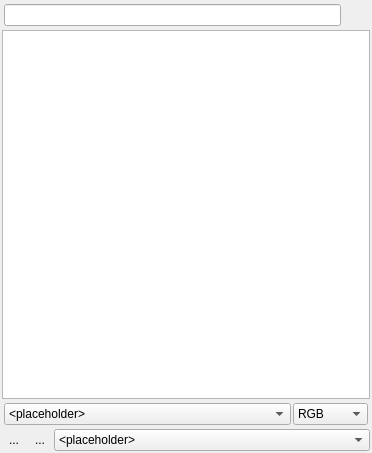
Before: the Qt Designer form qps/ui/cursorlocationinfodock.ui in EnMAP-Box/qgispluginsupport, drawn with Qt 5.
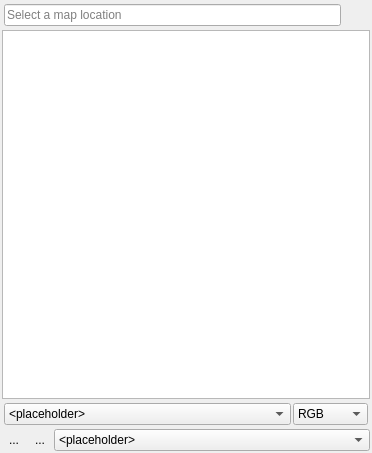
After: the same form once the commit is applied. Icons and pictures are not drawn. Custom widgets are drawn as their Qt base class.

Commit message: added placeholder text

```diff
--- a/qps/ui/cursorlocationinfodock.ui
+++ b/qps/ui/cursorlocationinfodock.ui
@@ -57,7 +57,7 @@
          <bool>true</bool>
         </property>
         <property name="placeholderText">
-         <string/>
+         <string>Select a map location</string>
         </property>
        </widget>
       </item>
```
